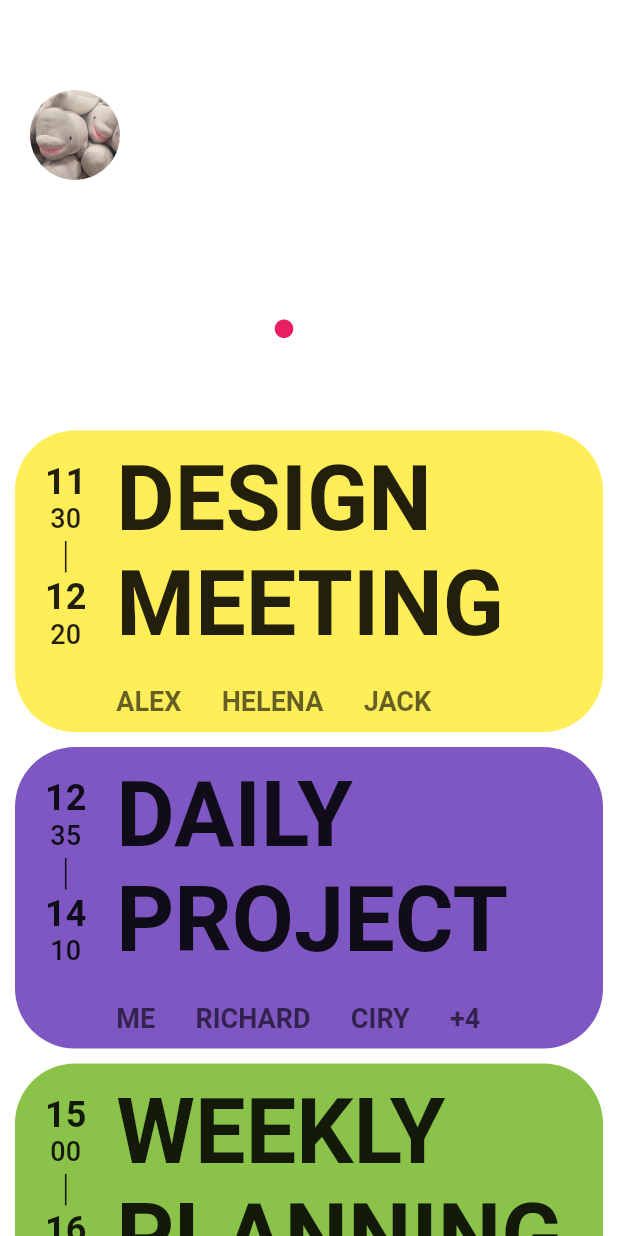
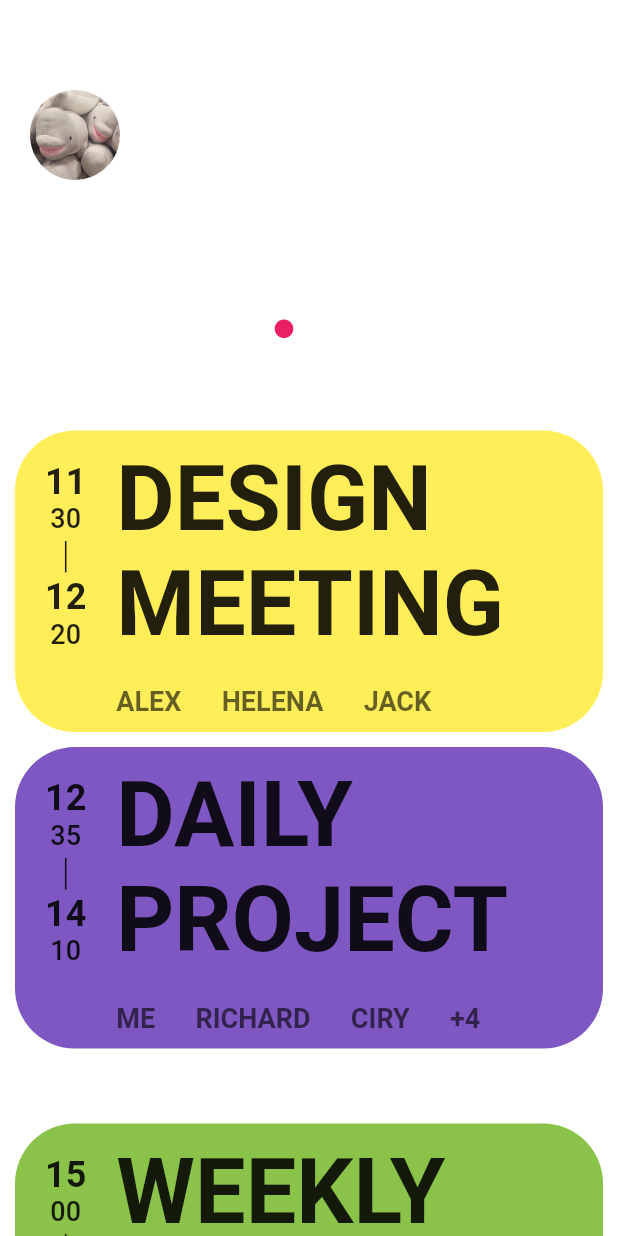
Before and after one commit to bladnoch/flutter-creative, a Flutter app: the screen it shows after launch, on a phone screen of 412 x 824 dp. Run offline on Flutter 3.47's test engine with Material 2 defaults, Android fonts, the phone set to English and light mode, and no system bars.

Commit message:
refactord cards in column

```diff
--- a/week2day2/lib/main.dart
+++ b/week2day2/lib/main.dart
@@ -101,6 +101,8 @@ class MyApp extends StatelessWidget {
             SizedBox(height: 40,),
 
             ///cards
+            Column(
+              children: [
                 ThreeCards(
                     date: ["11","30","12","20"],
                     topic: ["DESIGN","MEETING"],
@@ -115,7 +117,7 @@ class MyApp extends StatelessWidget {
                   people: ["me","richard","ciry","+4"],
                   color:Colors.deepPurple[400],
                 ),
-            SizedBox(height: 10,),
+                SizedBox(height: 50,),
 
                 ThreeCards(
                   date: ["15","00","16","30"],
@@ -125,6 +127,9 @@ class MyApp extends StatelessWidget {
                 ),
               ],
             ),
+
+          ],
+        ),
       ),
     );
   }
--- a/week2day2/lib/widgets/card.dart
+++ b/week2day2/lib/widgets/card.dart
@@ -41,9 +41,7 @@ class ThreeCards extends StatelessWidget{
   Widget build(BuildContext context) {
 
     /// card design
-    return SingleChildScrollView(
-      scrollDirection: Axis.vertical,
-      child: Padding(
+    return Padding(
       padding: const EdgeInsets.symmetric(horizontal: 10),
       child: Container(
         decoration: BoxDecoration(
@@ -142,7 +140,6 @@ class ThreeCards extends StatelessWidget{
           ],
         ),
       ),
-      ),
     );
 
   }
```
Lines whose indentation alone changed are shown as unchanged.
